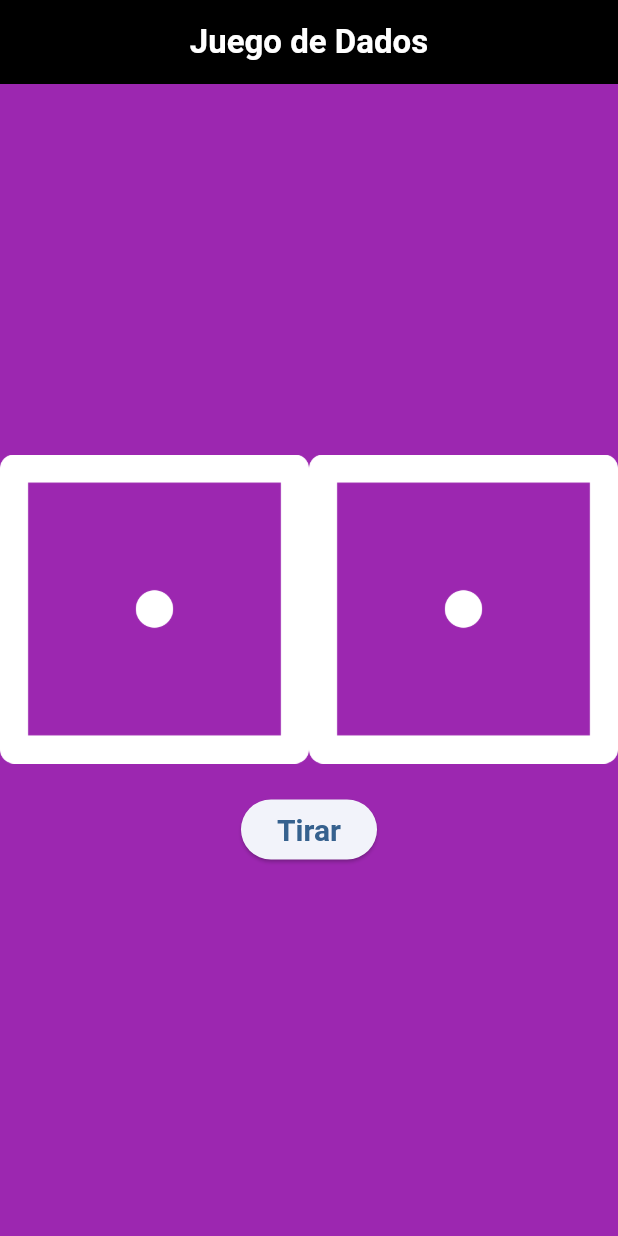
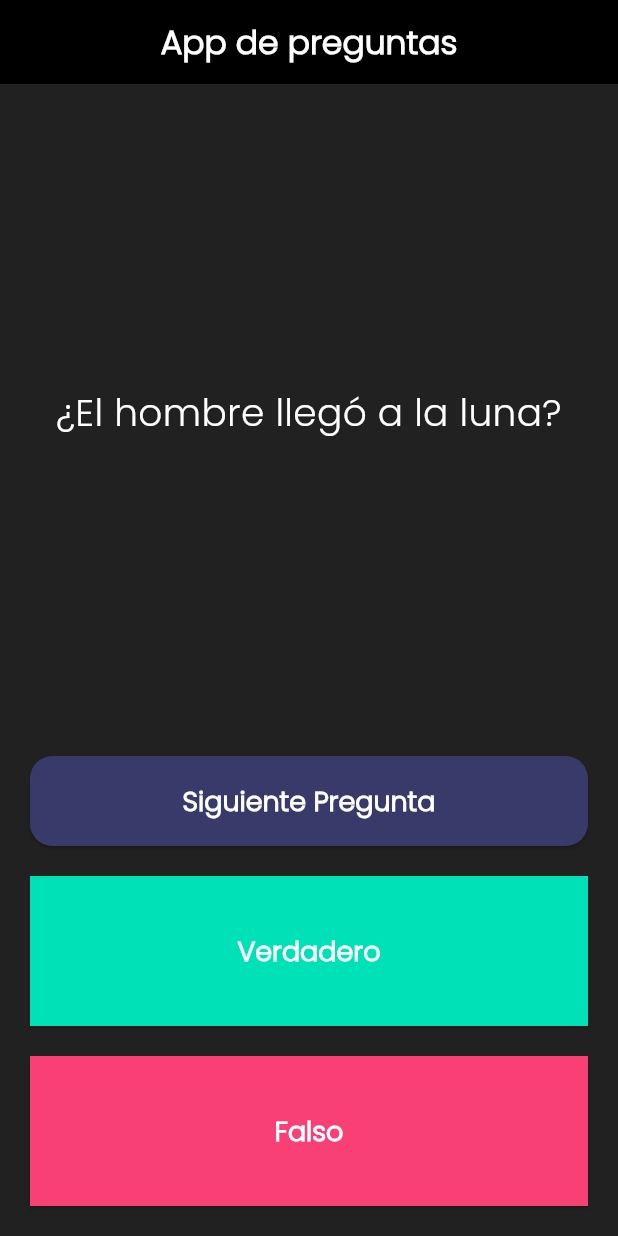
Before and after one commit to hectorfd/aprendiendo, a Flutter app: the screen it shows after launch, on a phone screen of 412 x 824 dp. Run offline on Flutter 3.47's test engine with Material 3 defaults, Android fonts, the light colour scheme and no system bars; our stand-ins replace audioplayers.

Commit message:
preguntas

```diff
--- a/lib/main.dart
+++ b/lib/main.dart
@@ -5,6 +5,7 @@ import 'package:aprendiendo/vistas/paginas/dados/dados.dart';
 import 'package:aprendiendo/vistas/paginas/estructura2/maqueta2.dart';
 import 'package:aprendiendo/vistas/paginas/maqueta/welcome_screen.dart';
 import 'package:aprendiendo/vistas/paginas/practica/practica.dart';
+import 'package:aprendiendo/vistas/paginas/preguntas/preguntas.dart';
 import 'package:aprendiendo/vistas/paginas/xilofono/xilofono.dart';
 import 'package:flutter/material.dart';
 import 'package:aprendiendo/vistas/paginas/estructura/estructura.dart';
@@ -32,7 +33,8 @@ class MyApp extends StatelessWidget{
       //home:const WelcomeScreen(),
       //home:const Maqueta2(),
       //home:const Xilofono(),
-      home:const Dados(),
+      //home:const Dados(),
+      home: const Preguntas(),
     );
   }
 
--- a/lib/vistas/paginas/dados/dados.dart
+++ b/lib/vistas/paginas/dados/dados.dart
@@ -47,13 +47,20 @@ class _DadosState extends State<Dados> {
         mainAxisAlignment: MainAxisAlignment.center,
         children: <Widget>[
           Row(
+            mainAxisAlignment: MainAxisAlignment.spaceBetween,
+
             children: <Widget>[
-              Expanded(
-                child: Image.asset('assets/images/dice$leftDadoNumber.png'),
+              const SizedBox(height: 20,),
+              AnimatedSwitcher(
+                duration:const Duration(milliseconds: 500),
+                child: Image.asset('assets/images/dice$leftDadoNumber.png',height: 200,),
                 ),
-              Expanded(
-                child: Image.asset('assets/images/dice$rightDadoNumber.png'),
+
+              AnimatedSwitcher(
+                duration:const Duration(milliseconds: 500),
+                child: Image.asset('assets/images/dice$rightDadoNumber.png',height: 200,),
                 ),
+                const SizedBox(height: 20,),
                 ],
                 ),
 
--- /dev/null
+++ b/lib/vistas/paginas/preguntas/preguntas.dart
@@ -0,0 +1,152 @@
+import 'dart:math';
+
+import 'package:flutter/material.dart';
+
+class Preguntas extends StatefulWidget {
+  const Preguntas({super.key});
+
+  @override
+  State<Preguntas> createState() => _PreguntasState();
+}
+
+class _PreguntasState extends State<Preguntas> {
+  final List<String> preguntas = [
+    '¿El hombre llegó a la luna?',
+    '¿La tierra es plana?',
+    '¿El agua hierve a 100 grados Celsius?',
+    '¿El sol es una estrella?',
+    'Tu flaca es plana?',
+  ];
+
+  final List<bool> respuestas = [true, false, true, true, true];
+  int actualPreguntaIndex = 0;
+  String resultadoMensaje = '';
+
+  void _preguntaAleatoria() {
+    setState(() {
+      actualPreguntaIndex = Random().nextInt(preguntas.length);
+      resultadoMensaje = '';
+    });
+  }
+
+  void _verificarRespuesta(bool respuestaUsuario) {
+    setState(() {
+      if (respuestaUsuario == respuestas[actualPreguntaIndex]) {
+        resultadoMensaje = '¡Correcto!';
+      } else {
+        resultadoMensaje = '¡Incorrecto!';
+      }
+    });
+  }
+
+  @override
+  Widget build(BuildContext context) {
+    return Scaffold(
+      appBar: AppBar(
+        centerTitle: true,
+        title: const Text(
+          'App de preguntas',
+          textAlign: TextAlign.center,
+          style: TextStyle(
+            fontFamily: 'Poppins',
+            color: Colors.white,
+            fontWeight: FontWeight.w600,
+
+          ),
+
+        ),
+        backgroundColor: Colors.black,
+      ),
+      backgroundColor: Colors.grey[900],
+      body: Padding(
+        padding: const EdgeInsets.all(20),
+        child: Column(
+          mainAxisAlignment: MainAxisAlignment.end,
+          crossAxisAlignment: CrossAxisAlignment.stretch,
+          children: <Widget>[
+            Text(
+              preguntas[actualPreguntaIndex],
+              textAlign: TextAlign.center,
+              style: const TextStyle(
+                fontSize: 25,
+                color: Colors.white,
+                fontFamily: 'Poppins',
+              ),
+            ),
+            Text(
+              resultadoMensaje,
+              textAlign: TextAlign.center,
+              style: const TextStyle(
+                fontSize: 22,
+                color: Colors.white,
+                fontFamily: 'Poppins',
+              ),
+            ),
+            const SizedBox(height: 180),
+            ElevatedButton(
+              autofocus:true,
+              onPressed: _preguntaAleatoria,
+              style: ElevatedButton.styleFrom(
+                fixedSize:const Size(60, 60),
+                backgroundColor:const Color(0xFF383A6A),
+                foregroundColor: Colors.white,
+                minimumSize:const Size(double.infinity, 50),
+                textStyle: const TextStyle(
+                  fontFamily: 'Poppins',
+                  fontSize: 18,
+                  fontWeight: FontWeight.w600,
+
+                ),
+                shape: RoundedRectangleBorder(
+                  borderRadius: BorderRadius.circular(15),
+                ),
+
+              ),
+              child: const Text('Siguiente Pregunta'),
+            ),
+            const SizedBox(height: 20),
+            ElevatedButton(
+              onPressed: () => _verificarRespuesta(true),
+              style: ElevatedButton.styleFrom(
+                backgroundColor:const Color(0xFF01E1B7),
+                foregroundColor: Colors.white,
+                minimumSize:const Size(double.infinity, 100) ,
+                textStyle: const TextStyle(
+                  color: Colors.white,
+                  fontFamily: 'Poppins',
+                  fontSize: 18,
+                  fontWeight: FontWeight.w600
+                ),
+                shape:const RoundedRectangleBorder(
+                  borderRadius: BorderRadius.zero,
+                ),
+              ),
+              child: const Text('Verdadero'),
+            ),
+            const SizedBox(height: 20),
+            ElevatedButton(
+              onPressed: () => _verificarRespuesta(false),
+              style: ElevatedButton.styleFrom(
+                backgroundColor:const Color(0xFFF94074),
+                foregroundColor: Colors.white,
+                textStyle: const TextStyle(
+                  color: Colors.white,
+                  fontFamily: 'Poppins',
+                  fontSize: 18,
+                  fontWeight: FontWeight.w600
+                ),
+                minimumSize:const Size(double.infinity, 100),
+                shape:const RoundedRectangleBorder(
+                  borderRadius: BorderRadius.zero, // Hace el botón cuadrado
+                ),
+              ),
+              child: const Text('Falso'),
+            ),
+            // const SizedBox(height: 20),
+
+          ],
+        ),
+      ),
+    );
+  }
+}
```
Also changed, not shown: pubspec.yaml (+8 -4 lines).
